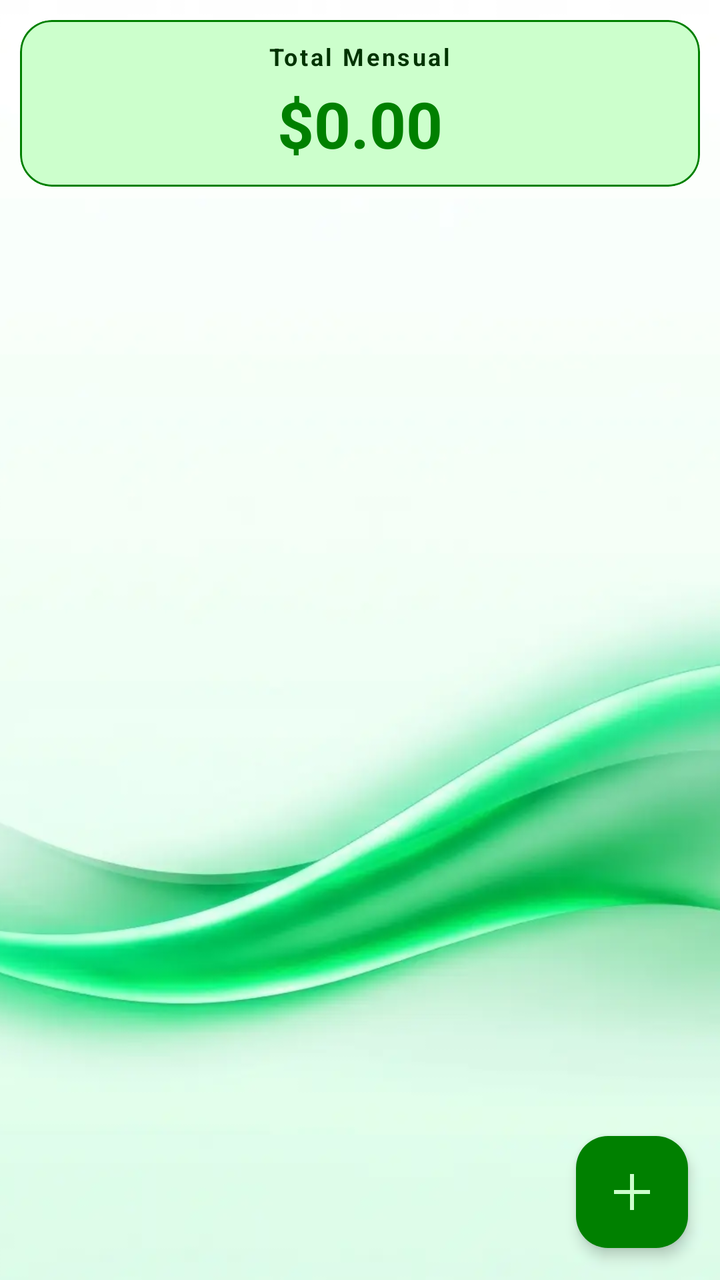
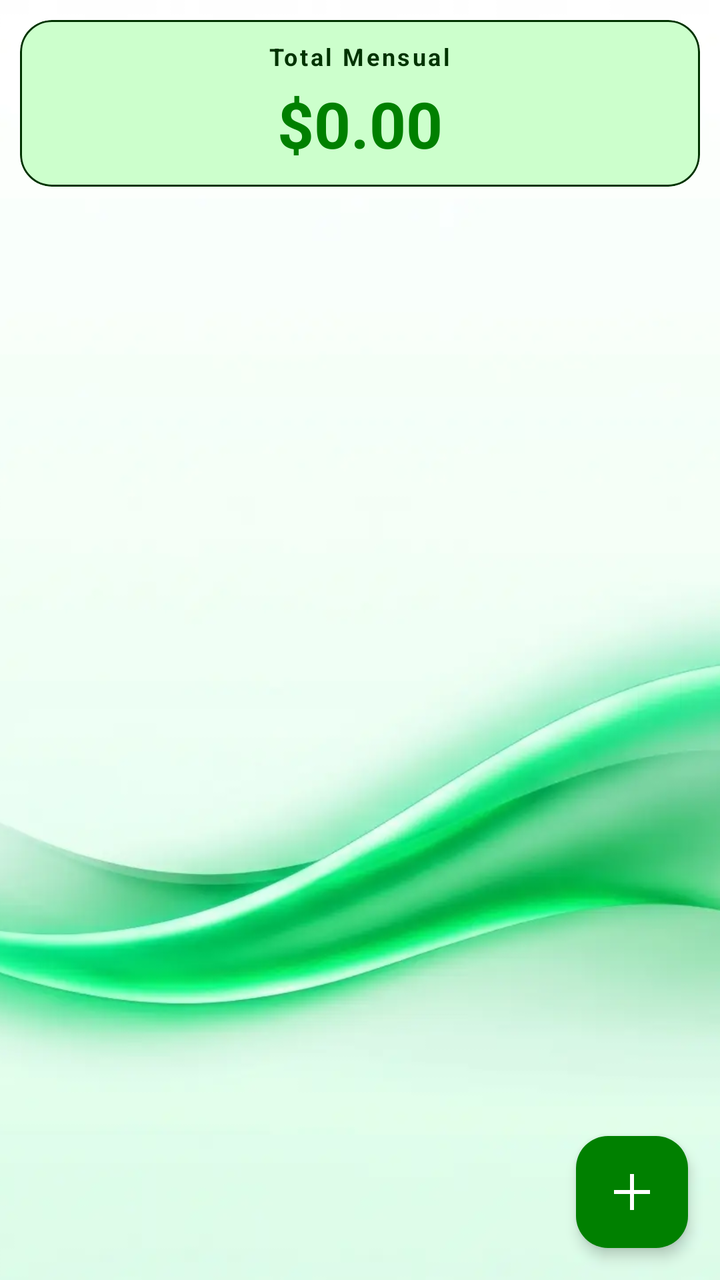

Compare the two renders of this Android layout. The source of the first and the diff that turns it into the second are given below.
<!-- AndroidManifest.xml: application theme Theme.MyLittleFinanControl -->
<!-- res/layout/fragment_gastos_fijos.xml -->
<?xml version="1.0" encoding="utf-8"?>
<RelativeLayout xmlns:android="http://schemas.android.com/apk/res/android"
    xmlns:app="http://schemas.android.com/apk/res-auto"
    xmlns:tools="http://schemas.android.com/tools"
    android:layout_width="match_parent"
    android:layout_height="match_parent"
    tools:context=".Fragmentos.FragmentGastosFijos">

    <ImageView
        android:id="@+id/imagenFondo"
        android:layout_width="match_parent"
        android:layout_height="match_parent"
        android:src="@drawable/background_1"
        android:scaleType="centerCrop" />


    
    <com.google.android.material.card.MaterialCardView
        android:id="@+id/cv_total"
        android:layout_width="match_parent"
        android:layout_height="wrap_content"
        android:layout_marginTop="20dp"
        app:cardCornerRadius="16dp"
        app:cardElevation="0dp"
        app:cardBackgroundColor="@color/white"
        app:strokeWidth="1dp"
        android:layout_marginVertical="10dp"
        android:layout_marginHorizontal="10dp"
        android:padding="10dp"
        app:strokeColor="@color/primary">

        <LinearLayout
            android:layout_width="match_parent"
            android:layout_height="wrap_content"
            android:orientation="vertical"
            android:padding="10dp"
            android:gravity="center">

            <TextView
                android:layout_width="wrap_content"
                android:layout_height="wrap_content"
                android:text="Total Mensual"
                android:textSize="12sp"
                android:letterSpacing="0.1"
                android:textColor="@color/black"
                android:textStyle="bold" />

            <TextView
                android:id="@+id/tv_total_monto"
                android:layout_width="wrap_content"
                android:layout_height="wrap_content"
                android:text="$0.00"
                android:textSize="32sp"
                android:textColor="@color/primary"
                android:textStyle="bold"
                android:layout_marginTop="4dp"/>
        </LinearLayout>
    </com.google.android.material.card.MaterialCardView>

    
    <androidx.recyclerview.widget.RecyclerView
        android:id="@+id/rv_gastos_fijos"
        android:layout_width="match_parent"
        android:layout_height="match_parent"
        android:layout_below="@id/cv_total"
        android:layout_marginHorizontal="6dp"
        tools:listitem="@layout/item_gasto_fijo"/>

    
    <com.google.android.material.floatingactionbutton.FloatingActionButton
        android:id="@+id/fab_agregar"
        android:layout_width="wrap_content"
        android:layout_height="wrap_content"
        android:layout_alignParentEnd="true"
        android:layout_alignParentBottom="true"
        android:layout_margin="16dp"
        android:src="@drawable/ic_add"
        app:backgroundTint="@color/primary"
        app:tint="@color/white"
        app:elevation="4dp"
        android:contentDescription="@string/txt_agregar_gasto_fijo" />

</RelativeLayout>
<!-- res/layout/item_gasto_fijo.xml (included above) -->
<?xml version="1.0" encoding="utf-8"?>
<com.google.android.material.card.MaterialCardView xmlns:android="http://schemas.android.com/apk/res/android"
    xmlns:app="http://schemas.android.com/apk/res-auto"
    android:layout_width="match_parent"
    android:layout_height="wrap_content"
    app:cardBackgroundColor="?attr/colorPrimaryContainer"
    app:cardCornerRadius="8dp"
    app:cardElevation="0dp"
    app:cardUseCompatPadding="true"
    app:strokeWidth="1dp"
    app:strokeColor="?attr/colorOnSurface">

    <RelativeLayout
        android:layout_width="match_parent"
        android:layout_height="wrap_content"
        android:padding="15dp">

        <LinearLayout
            android:layout_width="wrap_content"
            android:layout_height="wrap_content"
            android:layout_alignParentStart="true"
            android:layout_toStartOf="@+id/ll_acciones"
            android:orientation="vertical">

            <RelativeLayout
                android:layout_width="match_parent"
                android:layout_height="wrap_content"
                android:padding="1dp">

                <ImageView
                    android:id="@+id/iv_icono_deuda"
                    android:layout_width="25dp"
                    android:layout_height="25dp"
                    android:layout_centerVertical="true"
                    android:src="@drawable/ic_gastos_fijos"
                    app:tint="?attr/colorOnSurface" />

                <TextView
                    android:id="@+id/tv_concepto"
                    android:layout_width="wrap_content"
                    android:layout_height="wrap_content"
                    android:layout_marginStart="30dp"
                    android:text="Concepto"
                    android:layout_centerVertical="true"
                    android:textAllCaps="true"
                    android:textSize="16sp"
                    android:textStyle="bold"
                    android:textColor="?attr/colorOnSurface" />
            </RelativeLayout>

            <TextView
                android:id="@+id/tv_monto"
                android:layout_width="wrap_content"
                android:layout_height="wrap_content"
                android:layout_marginTop="4dp"
                android:text="1000000"
                android:textSize="15sp"
                android:textColor="?attr/colorPrimary" />

            <TextView
                android:id="@+id/tv_categoria"
                android:layout_width="wrap_content"
                android:layout_height="wrap_content"
                android:layout_marginTop="4dp"
                android:text="Categoria"
                android:textAllCaps="true"
                android:textStyle="bold"
                android:textSize="14sp"
                android:textColor="?attr/colorOnSurface"/>

            <TextView
                android:id="@+id/tv_pago_info"
                android:layout_width="wrap_content"
                android:layout_height="wrap_content"
                android:layout_marginTop="2dp"
                android:text="Día 15 - Mensual"
                android:textSize="11sp"
                android:textColor="?attr/colorPrimary" />

        </LinearLayout>

        <LinearLayout
            android:id="@+id/ll_acciones"
            android:layout_width="wrap_content"
            android:layout_height="wrap_content"
            android:layout_alignParentEnd="true"
            android:layout_centerVertical="true"
            android:orientation="horizontal">

            <ImageView
                android:id="@+id/iv_editar"
                android:layout_alignParentEnd="true"
                android:src="@drawable/ic_edit"
                app:tint="?attr/colorPrimary"
                android:layout_width="28dp"
                android:layout_height="28dp"/>

            <ImageView
                android:id="@+id/iv_eliminar"
                android:layout_alignParentEnd="true"
                android:src="@drawable/ic_delete"
                android:layout_marginEnd="10dp"
                app:tint="@color/accent_alerta"
                android:layout_width="28dp"
                android:layout_height="28dp" />
        </LinearLayout>



    </RelativeLayout>
</com.google.android.material.card.MaterialCardView>
<!-- resources referenced by this layout -->
<resources>
  <color name="accent_alerta">#FF7878</color>
  <color name="black">#003300</color>
  <color name="primary">#008000</color>
  <color name="white">#CCFFCC</color>
  <!-- drawable ic_add (drawable) -->
  <vector xmlns:android="http://schemas.android.com/apk/res/android" android:autoMirrored="true" android:height="24dp" android:tint="#1F4F98" android:viewportHeight="960" android:viewportWidth="960" android:width="24dp">
        
      <path android:fillColor="@android:color/white" android:pathData="M440,840L440,520L120,520L120,440L440,440L440,120L520,120L520,440L840,440L840,520L520,520L520,840L440,840Z"/>
      
  </vector>
  <!-- drawable ic_delete (drawable) -->
  <vector xmlns:android="http://schemas.android.com/apk/res/android" android:autoMirrored="true" android:height="24dp" android:tint="#1F4F98" android:viewportHeight="24" android:viewportWidth="24" android:width="24dp">
        
      <path android:fillColor="@android:color/white" android:pathData="M6,19c0,1.1 0.9,2 2,2h8c1.1,0 2,-0.9 2,-2V7H6v12zM19,4h-3.5l-1,-1h-5l-1,1H5v2h14V4z"/>
      
  </vector>
  <!-- drawable ic_edit (drawable) -->
  <vector xmlns:android="http://schemas.android.com/apk/res/android" android:autoMirrored="true" android:height="24dp" android:tint="#1F4F98" android:viewportHeight="24" android:viewportWidth="24" android:width="24dp">
        
      <path android:fillColor="@android:color/white" android:pathData="M3,17.25V21h3.75L17.81,9.94l-3.75,-3.75L3,17.25zM20.71,7.04c0.39,-0.39 0.39,-1.02 0,-1.41l-2.34,-2.34c-0.39,-0.39 -1.02,-0.39 -1.41,0l-1.83,1.83 3.75,3.75 1.83,-1.83z"/>
      
  </vector>
  <!-- drawable ic_gastos_fijos (drawable) -->
  <vector xmlns:android="http://schemas.android.com/apk/res/android"
      android:width="24dp"
      android:height="24dp"
      android:viewportWidth="24"
      android:viewportHeight="24">
      <path
          android:fillColor="@color/secondary"
          android:pathData="M11.5,2L2,6v2h19V6L11.5,2zM6.29,6l5.21,-2.21L16.71,6H6.29zM2,22h19v-2H2v2zM4,10v9h3v-9H4zm7,0v9h3v-9h-3zm7,0v9h3v-9h-3z"/>
  </vector>
  <string name="txt_agregar_gasto_fijo">Agregar Gasto Fijo</string>
  <style name="Theme.MyLittleFinanControl" parent="Base.Theme.MyLittleFinanControl" />
  <color name="secondary">#33FF00</color>
  <style name="Base.Theme.MyLittleFinanControl" parent="Theme.Material3.DayNight.NoActionBar">
          
  
          <item name="colorPrimary">@color/verde_oscuro</item>
  
          <item name="colorOnPrimary">@color/verde_claro</item>
  
  
          <item name="colorPrimaryContainer">@color/verde_transparente</item>
          <item name="colorOnPrimaryContainer">@color/verde_negro</item>
  
  
          <item name="colorSecondary">@color/white</item>
  
          <item name="colorOnSecondary">@color/secondary</item>
  
  
          <item name="colorOutline">@color/verde_negro</item>
  
  
          <item name="colorOnSurface">@color/verde_negro</item>
  
          
          <item name="android:windowBackground">@color/background_light</item>
          <item name="colorSurface">@color/verde_transparente</item>
  
          <item name="colorError">@color/accent_alerta</item>
  
          <item name="colorOnError">@color/accent_alerta</item>
  
          
          <item name="android:statusBarColor">@color/background_light</item>
          <item name="android:windowLightStatusBar">true</item>
      </style>
  <color name="verde_oscuro">#008000</color>
  <color name="verde_claro">#CCFFCC</color>
  <color name="verde_transparente">#5FCCFFCC</color>
  <color name="verde_negro">#003300</color>
  <color name="background_light">#CCFFCC</color>
  <!-- unchanged entries left out for length: 1 -->
</resources>

<!-- the commit's change to res/layout/fragment_gastos_fijos.xml (unified diff, before → after) -->
@@ -22,12 +22,12 @@
         android:layout_marginTop="20dp"
         app:cardCornerRadius="16dp"
         app:cardElevation="0dp"
-        app:cardBackgroundColor="@color/white"
+        app:cardBackgroundColor="?attr/colorPrimaryContainer"
         app:strokeWidth="1dp"
         android:layout_marginVertical="10dp"
         android:layout_marginHorizontal="10dp"
         android:padding="10dp"
-        app:strokeColor="@color/primary">
+        app:strokeColor="?attr/colorOutline">
 
         <LinearLayout
             android:layout_width="match_parent"
@@ -42,7 +42,7 @@
                 android:text="Total Mensual"
                 android:textSize="12sp"
                 android:letterSpacing="0.1"
-                android:textColor="@color/black"
+                android:textColor="?attr/colorOnSurface"
                 android:textStyle="bold" />
 
             <TextView
@@ -51,7 +51,7 @@
                 android:layout_height="wrap_content"
                 android:text="$0.00"
                 android:textSize="32sp"
-                android:textColor="@color/primary"
+                android:textColor="?attr/colorPrimary"
                 android:textStyle="bold"
                 android:layout_marginTop="4dp"/>
         </LinearLayout>
@@ -75,8 +75,8 @@
         android:layout_alignParentBottom="true"
         android:layout_margin="16dp"
         android:src="@drawable/ic_add"
-        app:backgroundTint="@color/primary"
-        app:tint="@color/white"
+        app:backgroundTint="?attr/colorPrimary"
+        app:tint="?attr/colorOnPrimary"
         app:elevation="4dp"
         android:contentDescription="@string/txt_agregar_gasto_fijo" />
 
@@ -87,7 +87,7 @@
     xmlns:app="http://schemas.android.com/apk/res-auto"
     android:layout_width="match_parent"
     android:layout_height="wrap_content"
-    app:cardBackgroundColor="?attr/colorPrimaryContainer"
+    app:cardBackgroundColor="?attr/colorSecondaryContainer"
     app:cardCornerRadius="8dp"
     app:cardElevation="0dp"
     app:cardUseCompatPadding="true"
@@ -117,7 +117,7 @@
                     android:layout_height="25dp"
                     android:layout_centerVertical="true"
                     android:src="@drawable/ic_gastos_fijos"
-                    app:tint="?attr/colorOnSurface" />
+                    app:tint="?attr/colorSecondary" />
 
                 <TextView
                     android:id="@+id/tv_concepto"
@@ -184,7 +184,7 @@
                 android:layout_alignParentEnd="true"
                 android:src="@drawable/ic_delete"
                 android:layout_marginEnd="10dp"
-                app:tint="@color/accent_alerta"
+                app:tint="?attr/colorError"
                 android:layout_width="28dp"
                 android:layout_height="28dp" />
         </LinearLayout>
<!-- resource entries referenced after the edit -->
@@ -1,25 +1,21 @@
 <!-- resources referenced by this layout -->
 <resources>
-  <color name="accent_alerta">#FF7878</color>
-  <color name="black">#003300</color>
-  <color name="primary">#008000</color>
-  <color name="white">#CCFFCC</color>
   <!-- drawable ic_add (drawable) -->
-  <vector xmlns:android="http://schemas.android.com/apk/res/android" android:autoMirrored="true" android:height="24dp" android:tint="#1F4F98" android:viewportHeight="960" android:viewportWidth="960" android:width="24dp">
+  <vector xmlns:android="http://schemas.android.com/apk/res/android" android:autoMirrored="true" android:height="24dp" android:tint="?attr/colorPrimary" android:viewportHeight="960" android:viewportWidth="960" android:width="24dp">
         
-      <path android:fillColor="@android:color/white" android:pathData="M440,840L440,520L120,520L120,440L440,440L440,120L520,120L520,440L840,440L840,520L520,520L520,840L440,840Z"/>
+      <path android:fillColor="?attr/colorPrimary" android:pathData="M440,840L440,520L120,520L120,440L440,440L440,120L520,120L520,440L840,440L840,520L520,520L520,840L440,840Z"/>
       
   </vector>
   <!-- drawable ic_delete (drawable) -->
-  <vector xmlns:android="http://schemas.android.com/apk/res/android" android:autoMirrored="true" android:height="24dp" android:tint="#1F4F98" android:viewportHeight="24" android:viewportWidth="24" android:width="24dp">
+  <vector xmlns:android="http://schemas.android.com/apk/res/android" android:autoMirrored="true" android:height="24dp" android:tint="?attr/colorError" android:viewportHeight="24" android:viewportWidth="24" android:width="24dp">
         
-      <path android:fillColor="@android:color/white" android:pathData="M6,19c0,1.1 0.9,2 2,2h8c1.1,0 2,-0.9 2,-2V7H6v12zM19,4h-3.5l-1,-1h-5l-1,1H5v2h14V4z"/>
+      <path android:fillColor="?attr/colorError" android:pathData="M6,19c0,1.1 0.9,2 2,2h8c1.1,0 2,-0.9 2,-2V7H6v12zM19,4h-3.5l-1,-1h-5l-1,1H5v2h14V4z"/>
       
   </vector>
   <!-- drawable ic_edit (drawable) -->
-  <vector xmlns:android="http://schemas.android.com/apk/res/android" android:autoMirrored="true" android:height="24dp" android:tint="#1F4F98" android:viewportHeight="24" android:viewportWidth="24" android:width="24dp">
+  <vector xmlns:android="http://schemas.android.com/apk/res/android" android:autoMirrored="true" android:height="24dp" android:tint="?attr/colorPrimary" android:viewportHeight="24" android:viewportWidth="24" android:width="24dp">
         
-      <path android:fillColor="@android:color/white" android:pathData="M3,17.25V21h3.75L17.81,9.94l-3.75,-3.75L3,17.25zM20.71,7.04c0.39,-0.39 0.39,-1.02 0,-1.41l-2.34,-2.34c-0.39,-0.39 -1.02,-0.39 -1.41,0l-1.83,1.83 3.75,3.75 1.83,-1.83z"/>
+      <path android:fillColor="?attr/colorPrimary" android:pathData="M3,17.25V21h3.75L17.81,9.94l-3.75,-3.75L3,17.25zM20.71,7.04c0.39,-0.39 0.39,-1.02 0,-1.41l-2.34,-2.34c-0.39,-0.39 -1.02,-0.39 -1.41,0l-1.83,1.83 3.75,3.75 1.83,-1.83z"/>
       
   </vector>
   <!-- drawable ic_gastos_fijos (drawable) -->
@@ -29,51 +25,69 @@
       android:viewportWidth="24"
       android:viewportHeight="24">
       <path
-          android:fillColor="@color/secondary"
+          android:fillColor="?attr/colorOnSurface"
           android:pathData="M11.5,2L2,6v2h19V6L11.5,2zM6.29,6l5.21,-2.21L16.71,6H6.29zM2,22h19v-2H2v2zM4,10v9h3v-9H4zm7,0v9h3v-9h-3zm7,0v9h3v-9h-3z"/>
   </vector>
   <string name="txt_agregar_gasto_fijo">Agregar Gasto Fijo</string>
   <style name="Theme.MyLittleFinanControl" parent="Base.Theme.MyLittleFinanControl" />
-  <color name="secondary">#33FF00</color>
   <style name="Base.Theme.MyLittleFinanControl" parent="Theme.Material3.DayNight.NoActionBar">
+  
           
+          <item name="colorPrimary">@color/verde_oscuro</item>
+          
+          <item name="colorOnPrimary">@android:color/white</item>
   
-          <item name="colorPrimary">@color/verde_oscuro</item>
-  
-          <item name="colorOnPrimary">@color/verde_claro</item>
-  
-  
-          <item name="colorPrimaryContainer">@color/verde_transparente</item>
+          
+          <item name="colorPrimaryContainer">@color/verde_claro</item>
+          
           <item name="colorOnPrimaryContainer">@color/verde_negro</item>
   
+          
+          <item name="colorSecondary">@color/verde</item>
+          
+          <item name="colorOnSecondary">@color/verde_negro</item>
   
-          <item name="colorSecondary">@color/white</item>
+          
+          <item name="colorSecondaryContainer">@color/verde_transparente</item>
+          <item name="colorOnSecondaryContainer">@color/verde_negro</item>
   
-          <item name="colorOnSecondary">@color/secondary</item>
+          
+          <item name="colorTertiary">@color/verde_blanco_transparente</item>
+          <item name="colorOnTertiary">@color/verde_negro</item>
   
-  
+          
           <item name="colorOutline">@color/verde_negro</item>
   
-  
+          
           <item name="colorOnSurface">@color/verde_negro</item>
   
           
-          <item name="android:windowBackground">@color/background_light</item>
-          <item name="colorSurface">@color/verde_transparente</item>
-  
-          <item name="colorError">@color/accent_alerta</item>
-  
-          <item name="colorOnError">@color/accent_alerta</item>
+          
+          <item name="android:windowBackground">@android:color/white</item>
+          
+          <item name="colorSurface">@color/verde_blanco_transparente</item>
   
           
-          <item name="android:statusBarColor">@color/background_light</item>
+          <item name="colorError">@color/rojo_alerta</item>
+          <item name="colorOnError">@color/rojo_transparente</item>
+  
+          
+          <item name="android:statusBarColor">@android:color/white</item>
           <item name="android:windowLightStatusBar">true</item>
+  
+          
+          <item name="colorSurfaceVariant">#E0E0E0</item>
+          <item name="colorOnSurfaceVariant">#49454F</item>
+  
       </style>
   <color name="verde_oscuro">#008000</color>
   <color name="verde_claro">#CCFFCC</color>
   <color name="verde_transparente">#5FCCFFCC</color>
+  <color name="verde_blanco_transparente">#D3F6FFF6</color>
+  <color name="rojo_alerta">#FF6666</color>
+  <color name="rojo_transparente">#7BF69F9F</color>
   <color name="verde_negro">#003300</color>
-  <color name="background_light">#CCFFCC</color>
+  <color name="verde">#00C292</color>
   <!-- unchanged entries left out for length: 1 -->
 </resources>
 
